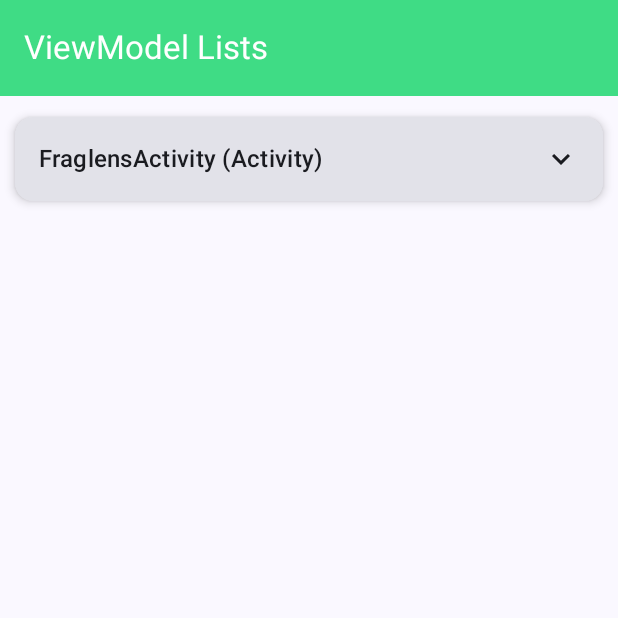
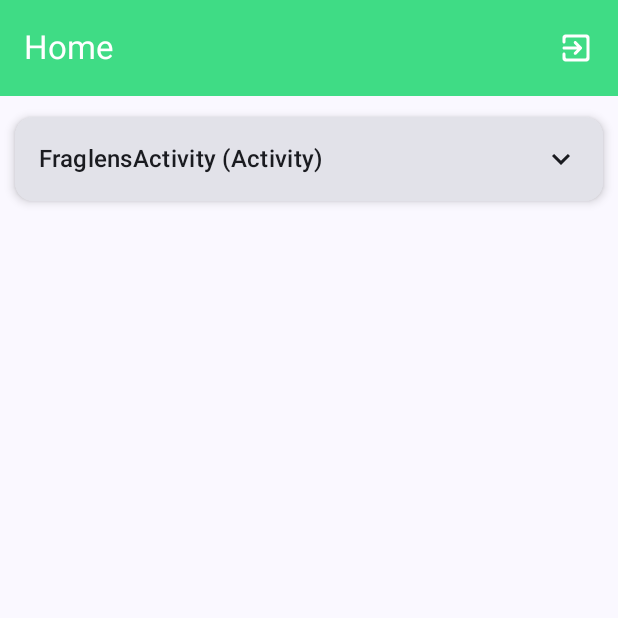
Before and after one commit to Sushobh/VMWatch, an Android app built with Jetpack Compose: the Home screen opened through its navigation route, on a phone screen of 412 x 824 dp, the top half of it. Run offline under Robolectric (Android 15) with nearby library versions, the phone set to English and light mode, and no system bars; libraries missing offline, so code that uses them is left out: com.ranrings.libs.

Commit message:
comman topbar and close activity icon added

```diff
--- a/fraglens-ui/src/main/java/com/sushobh/fraglens_ui/models/OwnerGroup.kt
+++ b/fraglens-ui/src/main/java/com/sushobh/fraglens_ui/models/OwnerGroup.kt
@@ -1,13 +1,14 @@
 package com.sushobh.fraglens_ui.models
 
 import androidx.annotation.Keep
+import com.sushobh.fraglens.FLViewModelId
 
 @Keep
 data class OwnerGroup(
     val ownerCode: Int,
     val ownerName: String,
     val ownerType: String,
-    val viewModels: List<ListItem>
+    val viewModels: List<FLViewModelId>
 )
 
 data class ListItem(
--- a/fraglens-ui/src/main/java/com/sushobh/fraglens_ui/screens/FraglensActivity.kt
+++ b/fraglens-ui/src/main/java/com/sushobh/fraglens_ui/screens/FraglensActivity.kt
@@ -1,6 +1,7 @@
 package com.sushobh.fraglens_ui.screens
 
 import android.os.Bundle
+import android.util.Log
 import androidx.activity.ComponentActivity
 import androidx.activity.compose.LocalActivity
 import androidx.activity.compose.setContent
@@ -24,17 +25,13 @@ import androidx.compose.material3.CardDefaults
 import androidx.compose.material3.ExperimentalMaterial3Api
 import androidx.compose.material3.Icon
 import androidx.compose.material3.MaterialTheme
-import androidx.compose.material3.Scaffold
 import androidx.compose.material3.Text
-import androidx.compose.material3.TopAppBar
-import androidx.compose.material3.TopAppBarDefaults
 import androidx.compose.runtime.Composable
 import androidx.compose.runtime.getValue
 import androidx.compose.runtime.mutableStateOf
 import androidx.compose.runtime.remember
 import androidx.compose.runtime.setValue
 import androidx.compose.ui.Modifier
-import androidx.compose.ui.graphics.Color
 import androidx.compose.ui.unit.dp
 import androidx.lifecycle.compose.collectAsStateWithLifecycle
 import androidx.navigation.compose.NavHost
@@ -43,11 +40,11 @@ import androidx.navigation.compose.rememberNavController
 import androidx.navigation.navArgument
 import com.google.gson.Gson
 import com.google.gson.reflect.TypeToken
+import com.sushobh.fraglens.FLViewModelId
 import com.sushobh.fraglens.FragLens
 import com.sushobh.fraglens_ui.models.ListItem
 import com.sushobh.fraglens_ui.models.OwnerGroup
 import com.sushobh.fraglens_ui.theme.ComposeBasicTheme
-import com.sushobh.fraglens_ui.theme.GreenJC
 
 class FraglensActivity : ComponentActivity() {
 
@@ -57,33 +54,30 @@ class FraglensActivity : ComponentActivity() {
         setContent {
             val navController = rememberNavController()
             ComposeBasicTheme {
+                val activity = LocalActivity.current
                 NavHost(navController, startDestination = "Home") {
                     composable("Home") {
                         var viewmodelList = FragLens.viewModelIdFlow.collectAsStateWithLifecycle()
                         val gson = Gson()
-                        val jsonString = gson.toJson(viewmodelList.value)
-                        val itemType = object : TypeToken<List<ListItem>>() {}.type
-                        val items: List<ListItem> = gson.fromJson(jsonString, itemType)
-                        val grouped = groupItemsByOwner(items)
-                        ExpandableGroupedList(grouped) { clicked ->
-                            /*val flViewModelId = FLViewModelId(
-                                clicked.code,
-                                clicked.name,
-                                clicked.ownerName,
-                                clicked.ownerCode,
-                                clicked.ownerType
-                            )
-                            val props = FragLens.parseProperties(flViewModelId)
+                        val grouped = groupItemsByOwner(viewmodelList.value)
+                        ExpandableGroupedList(grouped, onItemClick = { clicked ->
+                            val props = FragLens.parseProperties(clicked)
                             val jsonString = gson.toJson(props)
-                            navController.navigate("Detail/$jsonString")*/
-                        }
+                            navController.navigate("Detail/$jsonString")
+                        }, onClose = {
+                            activity?.finish()
+                        })
                     }
                     composable(
                         "Detail/{listAsJson}",
                         arguments = listOf(navArgument("listAsJson") { defaultValue = "[]" })
                     ) { backStackEntry ->
                         val json = backStackEntry.arguments!!.getString("listAsJson") ?: "[]"
-                        DetailsScreen(navController, json)
+                        DetailsScreen(json, onBack = {
+                            navController.navigateUp()
+                        }, onClose = {
+                            activity?.finish()
+                        })
                     }
 
                 }
@@ -95,21 +89,11 @@ class FraglensActivity : ComponentActivity() {
 
 @OptIn(ExperimentalMaterial3Api::class)
 @Composable
-fun ExpandableGroupedList(groups: List<OwnerGroup>, onItemClick: (ListItem) -> Unit) {
+fun ExpandableGroupedList(groups: List<OwnerGroup>, onItemClick: (FLViewModelId) -> Unit, onClose: () -> Unit){
 
     var expandedGroup by remember { mutableStateOf<Int?>(null) }
-    Scaffold(
-        topBar = {
-            TopAppBar(
-                title = { Text("ViewModel Lists") },
-                colors = TopAppBarDefaults.topAppBarColors(
-                    containerColor = GreenJC,
-                    titleContentColor = Color.White,
-                    navigationIconContentColor = Color.White
-                )
-            )
-        }
-    ) { innerPadding ->
+
+    ScreenWithTopBar(title = "Home", onClose = onClose) { innerPadding ->
         LazyColumn(
             contentPadding = innerPadding,
             verticalArrangement = Arrangement.spacedBy(12.dp),
@@ -138,7 +122,7 @@ fun ExpandableGroup(
     group: OwnerGroup,
     isExpanded: Boolean,
     onExpandToggle: () -> Unit,
-    onItemClick: (ListItem) -> Unit
+    onItemClick: (FLViewModelId) -> Unit
 ) {
     Card(
         modifier = Modifier
@@ -178,7 +162,7 @@ fun ExpandableGroup(
     }
 }
 
-fun groupItemsByOwner(items: List<ListItem>): List<OwnerGroup> {
+fun groupItemsByOwner(items: List<FLViewModelId>): List<OwnerGroup> {
     return items.groupBy { it.ownerCode }
         .map { (ownerCode, viewModels) ->
             OwnerGroup(
--- /dev/null
+++ b/fraglens-ui/src/main/java/com/sushobh/fraglens_ui/screens/Utility.kt
@@ -0,0 +1,67 @@
+package com.sushobh.fraglens_ui.screens
+
+import android.util.Log
+import android.widget.Toast
+import androidx.compose.foundation.layout.PaddingValues
+import androidx.compose.material.icons.Icons
+import androidx.compose.material.icons.automirrored.filled.ArrowBack
+import androidx.compose.material.icons.automirrored.rounded.ExitToApp
+import androidx.compose.material3.ExperimentalMaterial3Api
+import androidx.compose.material3.Icon
+import androidx.compose.material3.IconButton
+import androidx.compose.material3.Scaffold
+import androidx.compose.material3.Text
+import androidx.compose.material3.TopAppBar
+import androidx.compose.material3.TopAppBarDefaults
+import androidx.compose.runtime.Composable
+import androidx.compose.ui.graphics.Color
+import androidx.compose.ui.platform.LocalContext
+import com.sushobh.fraglens_ui.theme.GreenJC
+
+@OptIn(ExperimentalMaterial3Api::class)
+@Composable
+fun CommonTopBar(title: String, onBack: (() -> Unit)? = null, onClose: () -> Unit) {
+
+    TopAppBar(
+        title = { Text(title) },
+        navigationIcon = {
+            if(onBack != null){
+                IconButton(onClick = onBack) {
+                    Icon(
+                        imageVector = Icons.AutoMirrored.Filled.ArrowBack,
+                        contentDescription = "Back"
+                    )
+                }
+            }
+        }, actions = {
+            IconButton(onClick = {
+                onClose.invoke()
+            }) {
+                Icon(
+                    imageVector = Icons.AutoMirrored.Rounded.ExitToApp,
+                    contentDescription = "Close",
+                    tint = Color.White
+                )
+            }
+        },colors = TopAppBarDefaults.topAppBarColors(
+            containerColor = GreenJC,
+            titleContentColor = Color.White,
+            navigationIconContentColor = Color.White
+        )
+    )
+}
+
+
+@Composable
+fun ScreenWithTopBar(
+    title: String,
+    onBack: (() -> Unit)? = null,
+    onClose: () -> Unit,
+    content: @Composable (PaddingValues) -> Unit
+) {
+    Scaffold(
+        topBar = { CommonTopBar(title, onBack,onClose) }
+    ) { padding ->
+        content(padding)
+    }
+}
```
Also changed, not shown: fraglens-ui/src/main/java/com/sushobh/fraglens_ui/screens/DetailsScreen.kt (+7 -23 lines).
